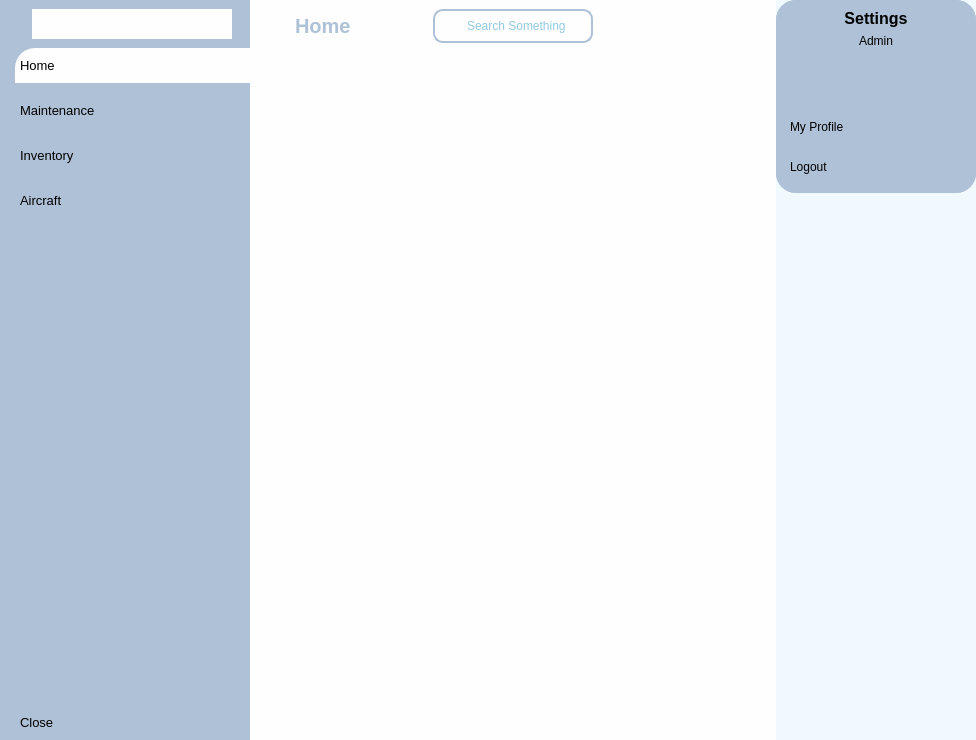
First picture: the form in _PyQt5/Home/homeUi.ui, repository mustafabeyazbulut/Proje2, before the edit.
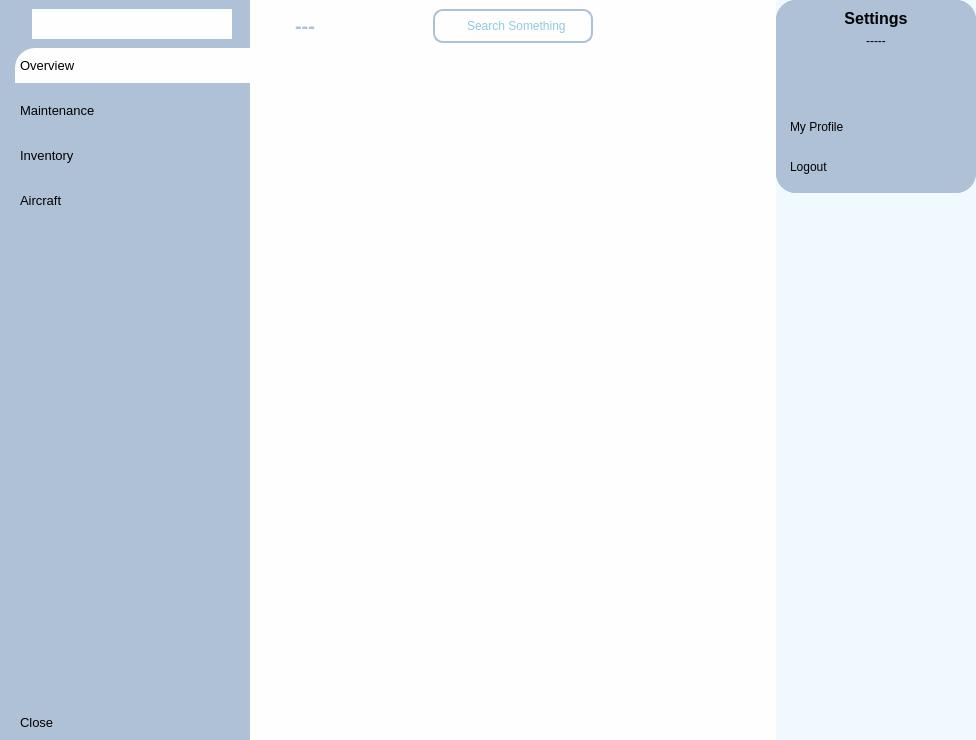
Second picture: the form after the edit. Icons and pictures are not drawn.

```diff
--- a/_PyQt5/Home/homeUi.ui
+++ b/_PyQt5/Home/homeUi.ui
@@ -302,7 +302,7 @@
                    </font>
                   </property>
                   <property name="text">
-                   <string>Home</string>
+                   <string>Overview</string>
                   </property>
                   <property name="icon">
                    <iconset resource="homeUi.qrc">
@@ -549,7 +549,7 @@
                 </font>
                </property>
                <property name="text">
-                <string>Home</string>
+                <string>---</string>
                </property>
                <property name="textFormat">
                 <enum>Qt::AutoText</enum>
@@ -767,7 +767,7 @@
           <item alignment="Qt::AlignTop">
            <widget class="QLabel" name="label_4">
             <property name="text">
-             <string>Admin</string>
+             <string>-----</string>
             </property>
             <property name="alignment">
              <set>Qt::AlignCenter</set>
```
Left out of the diff: 2 changed lines with no effect on the pictures.
